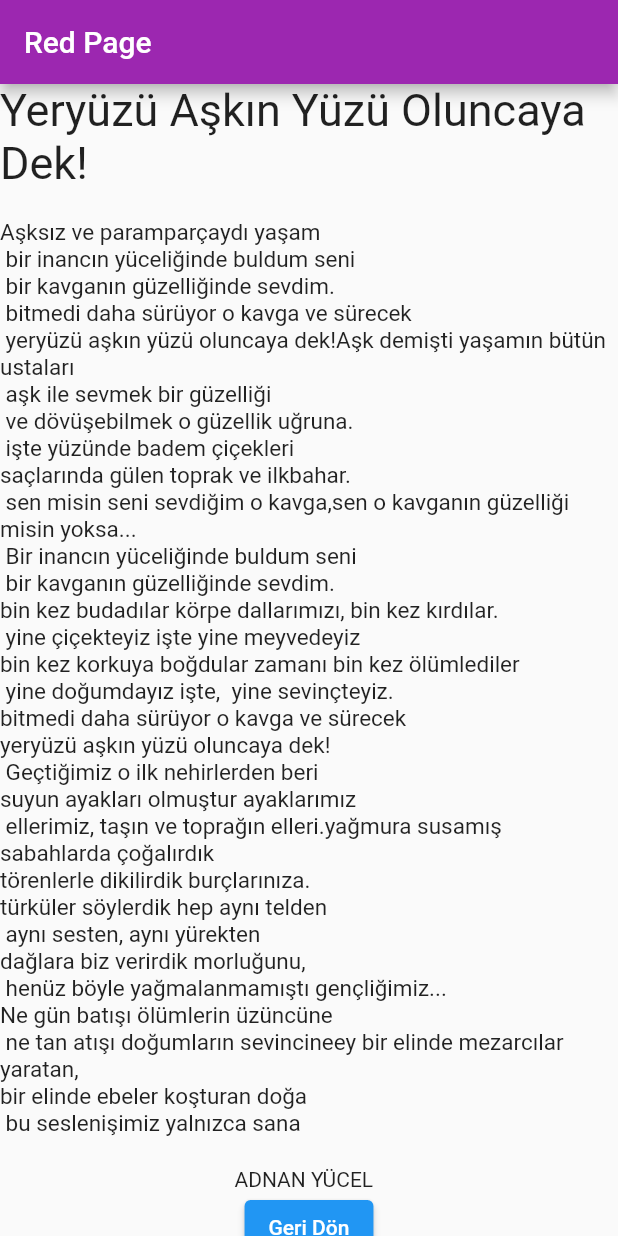
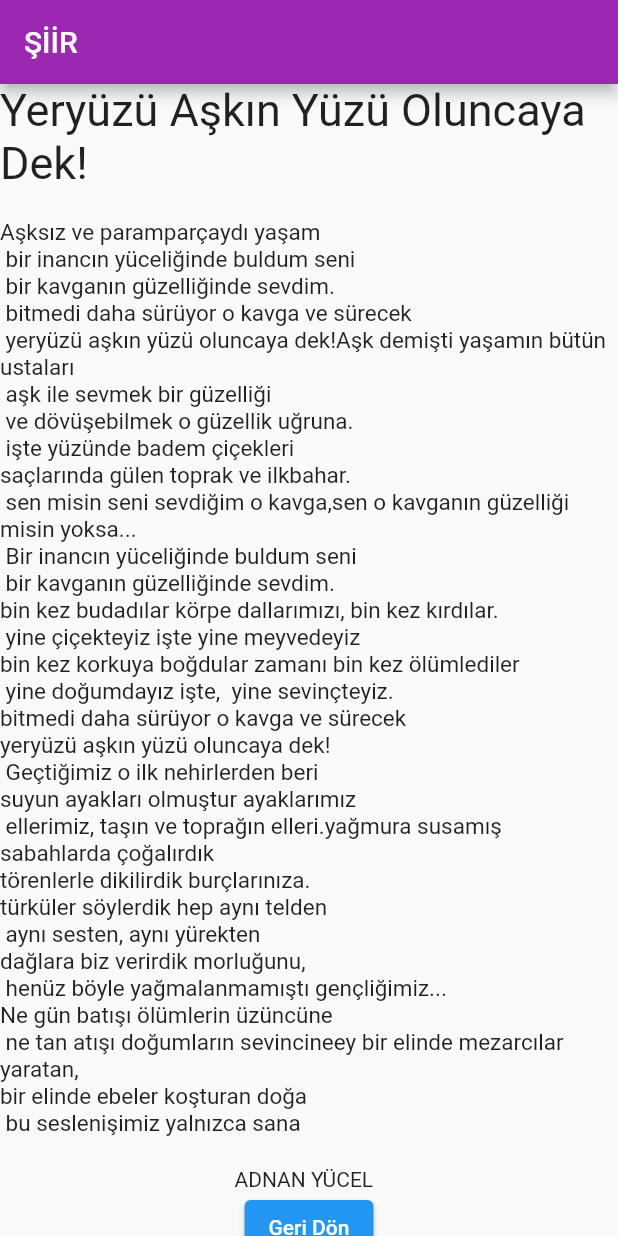
Before and after one commit to seheryildizz/flutterCalisma, a Flutter app: the Siir3 screen opened directly, on a phone screen of 412 x 824 dp. Run offline on Flutter 3.47's test engine with Material 2 defaults, Android fonts, the phone set to English and light mode, and no system bars.

Commit message:
Update siir3.dart

```diff
--- a/navigation/lib/siir3.dart
+++ b/navigation/lib/siir3.dart
@@ -6,7 +6,7 @@ class Siir3 extends StatelessWidget {
   @override
   Widget build(BuildContext context) {
     return Scaffold(
-      appBar: AppBar(title:Text('Red Page'),
+      appBar: AppBar(title:Text('ŞİİR'),
       automaticallyImplyLeading: false,
       backgroundColor:  Colors.purple,
       ),
```
